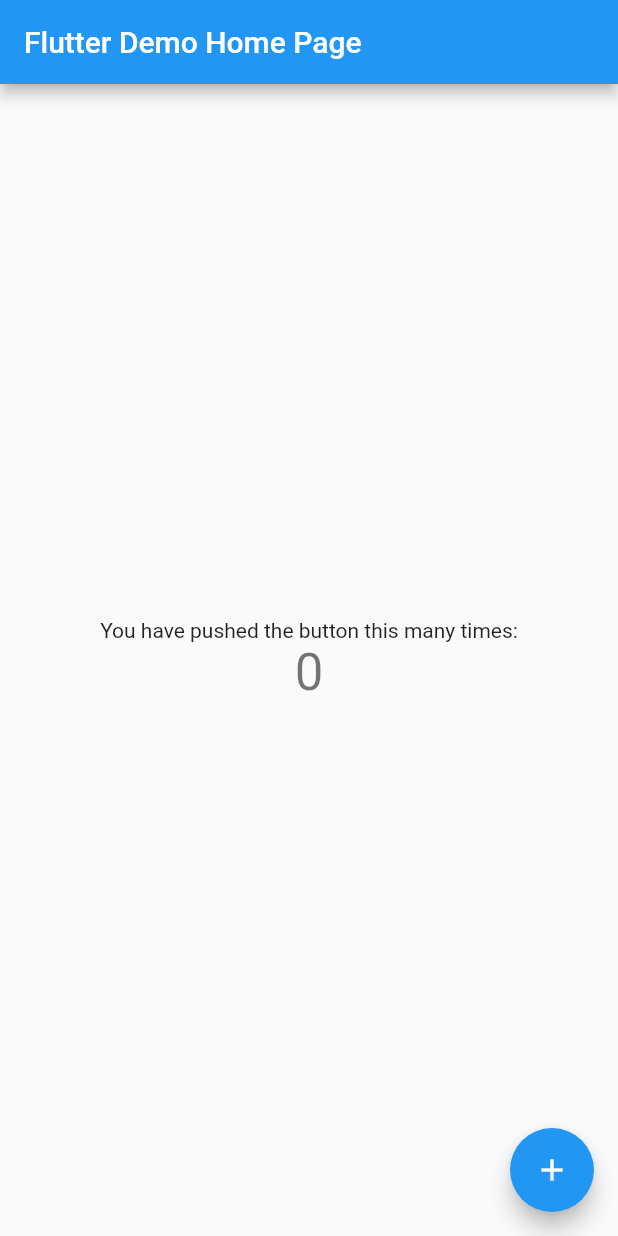
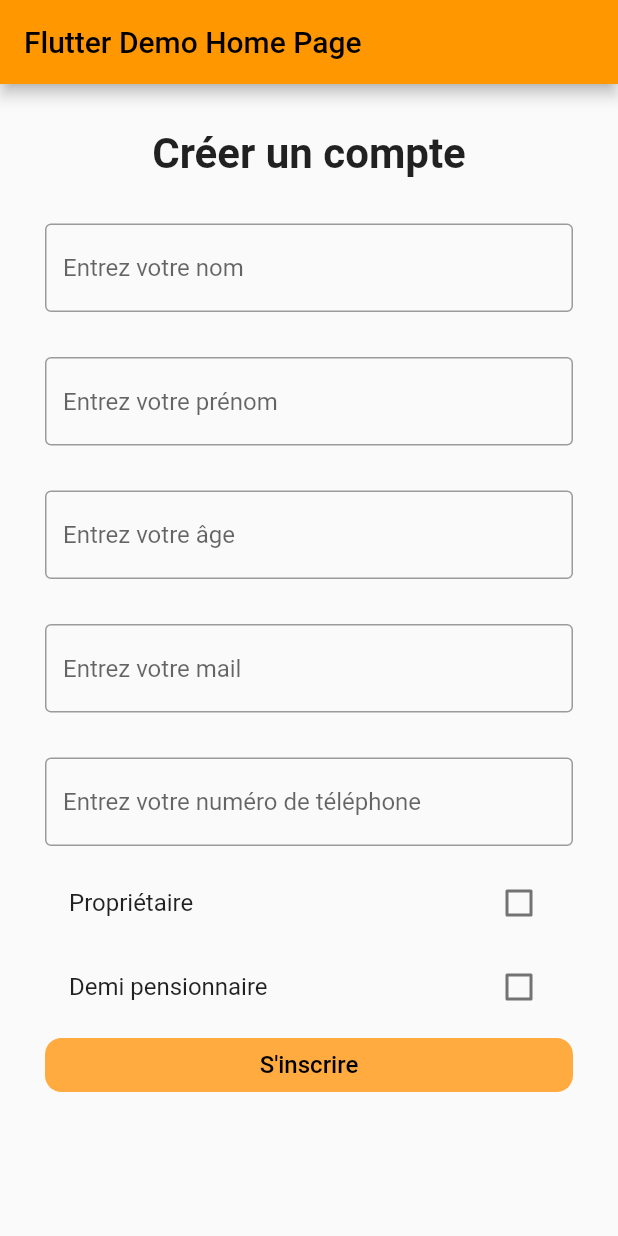
Before and after one commit to AxelDemorest/flutter_app, a Flutter app: the screen it shows after launch, on a phone screen of 412 x 824 dp. Run offline on Flutter 3.47's test engine with Material 2 defaults, Android fonts, the phone set to English and light mode, and no system bars; missing offline and left inert: mongo_dart.

Commit message:
register page with handle error

```diff
--- /dev/null
+++ b/lib/Views/register/register.dart
@@ -0,0 +1,209 @@
+import 'package:flutter/material.dart';
+import 'package:flutter/services.dart';
+
+class Register extends StatefulWidget {
+  const Register({Key? key, required this.title}) : super(key: key);
+
+  final String title;
+
+  @override
+  State<Register> createState() => _RegisterState();
+}
+
+class _RegisterState extends State<Register> {
+  TextEditingController lastNameController = TextEditingController();
+  TextEditingController firstNameController = TextEditingController();
+  TextEditingController ageController = TextEditingController();
+  TextEditingController mailController = TextEditingController();
+  TextEditingController phoneController = TextEditingController();
+
+  bool isOwner = false;
+  bool isHalfBoarder = false;
+
+  @override
+  Widget build(BuildContext context) {
+    GlobalKey<FormState> formKey = GlobalKey<FormState>();
+
+    return Scaffold(
+        appBar: AppBar(
+          // Here we take the value from the MyHomePage object that was created by
+          // the App.build method, and use it to set our appbar title.
+          title: Text(widget.title),
+        ),
+        body: SingleChildScrollView(
+            child: Center(
+                child: Padding(
+                    padding: const EdgeInsets.all(30.0),
+                    child: SizedBox(
+                      child: Column(
+                          mainAxisAlignment: MainAxisAlignment.start,
+                          crossAxisAlignment: CrossAxisAlignment.center,
+                          children: <Widget>[
+                            const Text(
+                              "Créer un compte",
+                              style: TextStyle(
+                                  fontWeight: FontWeight.bold, fontSize: 28),
+                            ),
+                            Form(
+                              key: formKey,
+                              child: Column(
+                                children: <Widget>[
+                                  Container(
+                                      margin: const EdgeInsets.only(top: 30),
+                                      child: TextFormField(
+                                        controller: lastNameController,
+                                        decoration: const InputDecoration(
+                                          border: OutlineInputBorder(),
+                                          hintText: 'Entrez votre nom',
+                                        ),
+                                        validator: (value) {
+                                          if (value == null || value.isEmpty) {
+                                            return 'Veuillez écrire un nom correct';
+                                          }
+                                        },
+                                      )),
+                                  Container(
+                                      margin: const EdgeInsets.only(top: 30),
+                                      child: TextFormField(
+                                        controller: firstNameController,
+                                        decoration: const InputDecoration(
+                                          border: OutlineInputBorder(),
+                                          hintText: 'Entrez votre prénom',
+                                        ),
+                                        validator: (value) {
+                                          if (value == null || value.isEmpty) {
+                                            return 'Veuillez écrire un prénom correct';
+                                          } else {
+                                            return null;
+                                          }
+                                        },
+                                      )),
+                                  Container(
+                                      margin: const EdgeInsets.only(top: 30),
+                                      child: TextFormField(
+                                        controller: ageController,
+                                        keyboardType: TextInputType.number,
+                                        inputFormatters: <TextInputFormatter>[
+                                          FilteringTextInputFormatter.digitsOnly
+                                        ],
+                                        decoration: const InputDecoration(
+                                          border: OutlineInputBorder(),
+                                          hintText: 'Entrez votre âge',
+                                        ),
+                                        validator: (value) {
+                                          if (value == null || value.isEmpty) {
+                                            return 'Veuillez écrire un âge correct';
+                                          } else {
+                                            return null;
+                                          }
+                                        },
+                                      )),
+                                  Container(
+                                      margin: const EdgeInsets.only(top: 30),
+                                      child: TextFormField(
+                                        controller: mailController,
+                                        decoration: const InputDecoration(
+                                          border: OutlineInputBorder(),
+                                          hintText: 'Entrez votre mail',
+                                        ),
+                                        validator: (value) {
+                                          if (value == null ||
+                                              value.isEmpty ||
+                                              !RegExp(r"^[a-zA-Z0-9.]+@[a-zA-Z0-9]+\.[a-zA-Z]+")
+                                                  .hasMatch(value)) {
+                                            return 'Veuillez écrire un mail correct';
+                                          } else {
+                                            return null;
+                                          }
+                                        },
+                                      )),
+                                  Container(
+                                      margin: const EdgeInsets.only(top: 30),
+                                      child: TextFormField(
+                                        controller: phoneController,
+                                        keyboardType: TextInputType.number,
+                                        inputFormatters: <TextInputFormatter>[
+                                          FilteringTextInputFormatter.digitsOnly
+                                        ],
+                                        decoration: const InputDecoration(
+                                          border: OutlineInputBorder(),
+                                          hintText:
+                                              'Entrez votre numéro de téléphone',
+                                        ),
+                                        validator: (value) {
+                                          if (value == null ||
+                                              value.isEmpty ||
+                                              !RegExp(r"^\+?0[0-9]{9}$")
+                                                  .hasMatch(value)) {
+                                            return 'Veuillez écrire un numéro de téléphone correct';
+                                          } else {
+                                            return null;
+                                          }
+                                        },
+                                      )),
+                                  Container(
+                                      margin: const EdgeInsets.only(top: 10),
+                                      child: CheckboxListTile(
+                                        title: const Text('Propriétaire'),
+                                        value: isOwner,
+                                        onChanged: (bool? value) {
+                                          setState(() {
+                                            isOwner = value!;
+                                          });
+                                        },
+                                      )),
+                                  CheckboxListTile(
+                                    title: const Text('Demi pensionnaire'),
+                                    value: isHalfBoarder,
+                                    onChanged: (bool? value) {
+                                      setState(() {
+                                        isHalfBoarder = value!;
+                                      });
+                                    },
+                                  ),
+                                  SizedBox(
+                                      width: 4000,
+                                      child: TextButton(
+                                        style: ButtonStyle(
+                                          shape: MaterialStateProperty.all<
+                                                  RoundedRectangleBorder>(
+                                              RoundedRectangleBorder(
+                                            borderRadius:
+                                                BorderRadius.circular(11.0),
+                                          )),
+                                          foregroundColor:
+                                              MaterialStateProperty.all<Color>(
+                                                  Colors.black),
+                                          backgroundColor:
+                                              MaterialStateProperty.all<Color>(
+                                                  Colors.orangeAccent),
+                                        ),
+                                        onPressed: () {
+                                          if (formKey.currentState!.validate()) {
+                                            if(!isHalfBoarder && !isOwner) {
+                                              ScaffoldMessenger.of(context).showSnackBar(SnackBar(
+                                                backgroundColor: Colors.red[300],
+                                                content: Row(
+                                                  children: const [
+                                                    Icon(Icons.error),
+                                                    Text('Veuillez cocher une des deux cases')
+                                                  ],
+                                                ),
+                                              ));
+                                            } else {
+
+                                            }
+                                          }
+                                        },
+                                        child: const Text(
+                                          'S\'inscrire',
+                                          style: TextStyle(fontSize: 16),
+                                        ),
+                                      ))
+                                ],
+                              ),
+                            )
+                          ]),
+                    )))));
+  }
+}
--- a/lib/config/database.dart
+++ b/lib/config/database.dart
@@ -8,6 +8,5 @@ class MongoDatabase {
     var db = await Db.create(mongoUrl);
     await db.open();
     inspect(db);
-    var collection = db.collection(collectionName);
   }
 }
--- a/lib/main.dart
+++ b/lib/main.dart
@@ -1,4 +1,5 @@
 import 'package:flutter/material.dart';
+import 'package:flutter_app/Views/register/register.dart';
 import 'package:flutter_app/config/database.dart';
 import 'Views/home/home.dart';
 
@@ -26,9 +27,9 @@ class MyApp extends StatelessWidget {
         // or simply save your changes to "hot reload" in a Flutter IDE).
         // Notice that the counter didn't reset back to zero; the application
         // is not restarted.
-        primarySwatch: Colors.blue,
+        primarySwatch: Colors.orange,
       ),
-      home: const MyHomePage(title: 'Flutter Demo Home Page'),
+      home: const Register(title: 'Flutter Demo Home Page'),
     );
   }
 }
```
